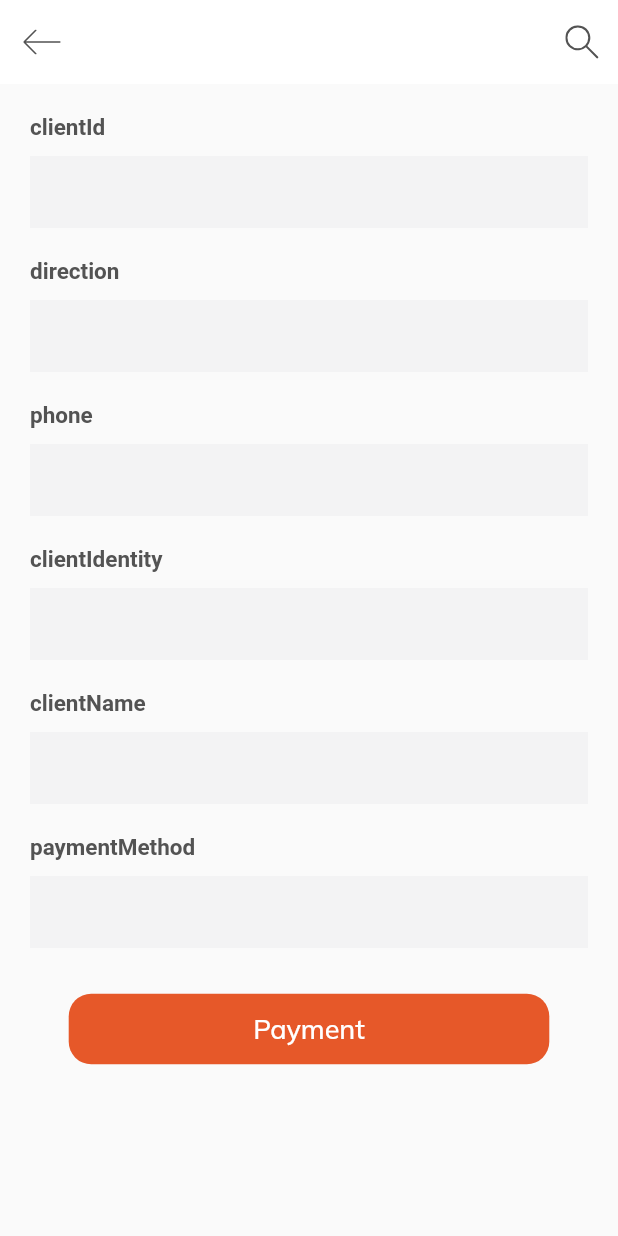
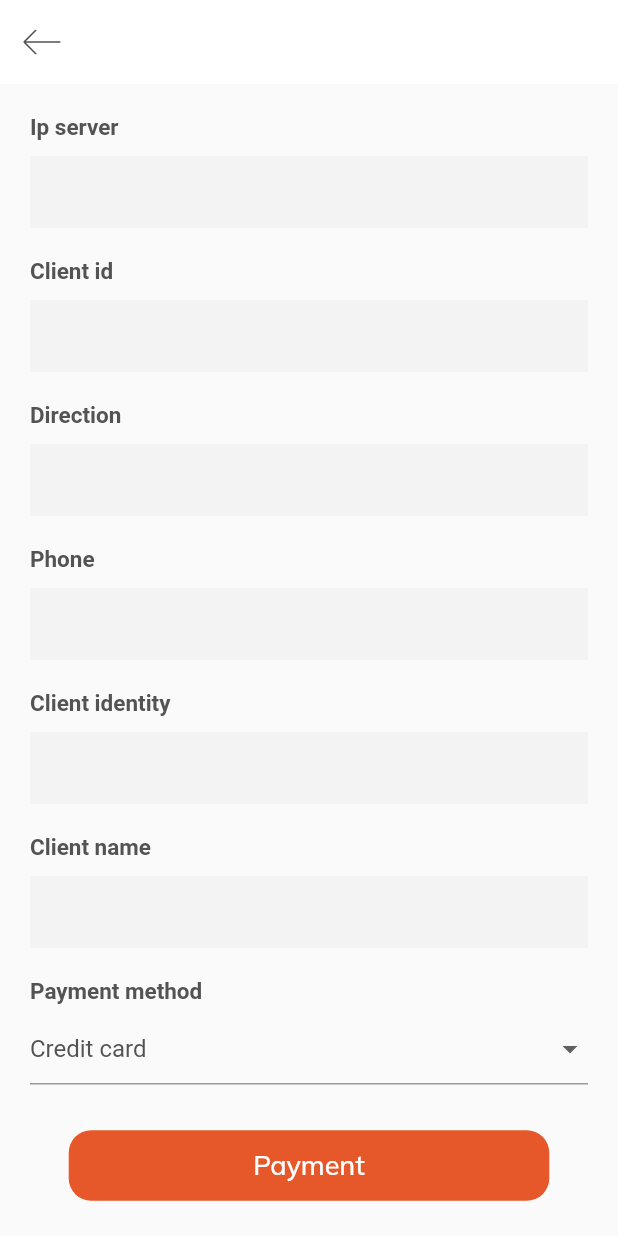
Before and after one commit to yeison34k/hiberus, a Flutter app: the PaymentPage screen opened directly, after a tap on "Payment", on a phone screen of 412 x 824 dp. Run offline on Flutter 3.47's test engine with Material 2 defaults, Android fonts, the phone set to English and light mode, and no system bars; our stand-ins replace flutter_svg, google_fonts, sqflite; accounts and stored records are empty; network calls fail; project files that could hold a hidden picture were left out.

Commit message:
update app hiberus

```diff
--- a/hiberus_app/lib/models/product.dart
+++ b/hiberus_app/lib/models/product.dart
@@ -1,3 +1,5 @@
+import 'dart:convert';
+
 import 'package:flutter/material.dart';
 
 class Product {
@@ -34,4 +36,20 @@ class Product {
         };
     }
 
+    static Map<String, dynamic> buidData(clientId, direction, phone, clientIdentity, clientName, paymentMethod, products) {
+      Map<String, dynamic> data = {
+        "order": {
+          "clientId": clientId,
+          "direction": direction,
+          "products": products
+        },
+        "bill" : {
+          "phone": phone,
+          "clientIdentity": clientIdentity,
+          "clientName": clientName,
+          "paymentMethod": paymentMethod
+        }
+      };
+      return data;
+    }
 }
--- a/hiberus_app/lib/providers/http.dart
+++ b/hiberus_app/lib/providers/http.dart
@@ -34,16 +34,13 @@ class HttpProvider {
     }
   };
 
-  guardar() async {
+  guardar(ip, request) async {
     var headers = {
       'Content-Type': 'application/json'
     };
-    var url = 'http://192.168.1.15:8989/api/payment';
-    var response = await post(url, body:  json.encode(example), headers: headers);
+    var url = 'http://'+ip+':8989/api/payment';
+    var response = await post(url, body:  json.encode(request), headers: headers);
     var data = jsonDecode(response.body);
-    print(data);
+    return data;
   }
-
-
-
 }
--- a/hiberus_app/lib/screens/details/detail_screen.dart
+++ b/hiberus_app/lib/screens/details/detail_screen.dart
@@ -29,10 +29,6 @@ class DetailScreen extends StatelessWidget {
                 }),
             actions: <Widget>[
                 IconButton(
-                    icon: SvgPicture.asset("assets/icons/search.svg", color: Colors.white),
-                    onPressed: () {},
-                ),
-                IconButton(
                     icon: SvgPicture.asset("assets/icons/cart.svg", color: Colors.white),
                     onPressed: () {
                         Navigator.push(context, MaterialPageRoute(builder: (context) => CartScreen()));
--- a/hiberus_app/lib/screens/home_screen.dart
+++ b/hiberus_app/lib/screens/home_screen.dart
@@ -24,10 +24,6 @@ class HomeScreen extends StatelessWidget {
               }),
           actions: <Widget>[
               IconButton(
-                  icon: SvgPicture.asset("assets/icons/search.svg", color: kTextColor),
-                  onPressed: () {},
-              ),
-              IconButton(
                   icon: SvgPicture.asset("assets/icons/cart.svg", color: kTextColor),
                   onPressed: () {
                       Navigator.push(context, MaterialPageRoute(builder: (context) => CartScreen()));
--- a/hiberus_app/lib/screens/payment/payment.dart
+++ b/hiberus_app/lib/screens/payment/payment.dart
@@ -1,7 +1,10 @@
 import 'package:flutter/material.dart';
 import 'package:flutter_svg/flutter_svg.dart';
 import 'package:hiberusapp/constants.dart';
+import 'package:hiberusapp/models/product.dart';
 import 'package:hiberusapp/providers/http.dart';
+import 'package:hiberusapp/providers/product_provider.dart';
+import 'package:hiberusapp/screens/bill/bill.dart';
 import 'package:hiberusapp/styles/light_color.dart';
 import 'package:hiberusapp/styles/theme.dart';
 import 'package:hiberusapp/widget/title_text.dart';
@@ -17,10 +20,43 @@ class PaymentPage extends StatefulWidget {
 }
 
 class _PaymentPageState extends State<PaymentPage> {
+    String paymentMethodValue = "Credit card";
+    List<Product> products;
+    HttpProvider httpProvider = HttpProvider.get();
+    ProductProvider productProvider = ProductProvider.get();
 
-    HttpProvider httpProvider = HttpProvider.get();
+    final ipController = TextEditingController();
+    final clientIdController = TextEditingController();
+    final directionController = TextEditingController();
+    final phoneController = TextEditingController();
+    final identityController = TextEditingController();
+    final nameController = TextEditingController();
+    final payMethodController = TextEditingController();
 
-    Widget _entryField(String title, {bool isPassword = false}) {
+    loadProducts() async {
+      var response = await productProvider.fechPorductsCart();
+      products = response;
+    }
+
+    @override
+    void initState() {
+      loadProducts();
+    }
+
+    @override
+    void dispose() {
+      // Limpia el controlador cuando el Widget se descarte
+      ipController.dispose();
+      clientIdController.dispose();
+      directionController.dispose();
+      phoneController.dispose();
+      identityController.dispose();
+      nameController.dispose();
+      payMethodController.dispose();
+      super.dispose();
+    }
+
+    Widget _entryField(String title, controller) {
         return Container(
             margin: EdgeInsets.symmetric(vertical: 10),
             child: Column(
@@ -34,20 +70,81 @@ class _PaymentPageState extends State<PaymentPage> {
                         height: 10,
                     ),
                     TextField(
-                        obscureText: isPassword,
-                        decoration: InputDecoration(
-                            border: InputBorder.none,
-                            fillColor: Color(0xfff3f3f4),
-                            filled: true))
+                      controller: controller,
+                      decoration: InputDecoration(
+                          border: InputBorder.none,
+                          fillColor: Color(0xfff3f3f4),
+                          filled: true))
                 ],
             ),
         );
     }
 
+    Widget _entryFieldDrop(String title, controller) {
+      return Container(
+        margin: EdgeInsets.symmetric(vertical: 10),
+        child: Column(
+          crossAxisAlignment: CrossAxisAlignment.start,
+          children: <Widget>[
+            Text(
+              title,
+              style: TextStyle(fontWeight: FontWeight.bold, fontSize: 15),
+            ),
+            SizedBox(
+              height: 5,
+            ),
+            new DropdownButtonFormField<String>(
+              value: paymentMethodValue,
+              items: <String>['Credit card', 'Cash payment'].map((String value) {
+                return new DropdownMenuItem<String>(
+                  value: value,
+                  child: new Text(value),
+                );
+              }).toList(),
+              onChanged: (String newValue) {
+                setState(() {
+                  paymentMethodValue = newValue;
+                });
+              },
+            ),
+          ],
+        ),
+      );
+    }
+
+    mappingProducts() async {
+      List<Map<String, dynamic>> productsResponse = new List();
+
+      if(products != null)
+        products.forEach((x) {
+          if(x!= null) {
+            Map<String, dynamic> row = {
+              "id": x.id,
+              "quantity": x.total,
+              "cost": x.total * x.price
+          };
+          productsResponse.add(row);
+        }
+      });
+
+      return productsResponse;
+    }
+
+    saveOrder() async {
+      var producs = await mappingProducts();
+      var dataRequest = Product.buidData(clientIdController.text,
+        directionController.text, phoneController.text,
+        identityController.text, nameController.text,
+        paymentMethodValue, producs);
+
+      var data = await httpProvider.guardar(ipController.text, dataRequest);
+      Navigator.push(context, MaterialPageRoute(builder: (context) => BillPage(data: data)));
+    }
+
     Widget _submitButton(BuildContext context) {
         return FlatButton(
             onPressed: () {
-                Navigator.push(context, MaterialPageRoute(builder: (context) => PaymentPage()));
+              saveOrder();
             },
             shape: RoundedRectangleBorder(borderRadius: BorderRadius.circular(15)),
             color: LightColor.orange,
@@ -66,12 +163,13 @@ class _PaymentPageState extends State<PaymentPage> {
     Widget _emailPasswordWidget() {
         return Column(
             children: <Widget>[
-                _entryField("clientId"),
-                _entryField("direction"),
-                _entryField("phone"),
-                _entryField("clientIdentity"),
-                _entryField("clientName"),
-                _entryField("paymentMethod"),
+              _entryField("Ip server", ipController),
+              _entryField("Client id", clientIdController),
+              _entryField("Direction", directionController),
+              _entryField("Phone", phoneController),
+              _entryField("Client identity", identityController),
+              _entryField("Client name", nameController),
+              _entryFieldDrop("Payment method", payMethodController),
             ],
         );
     }
@@ -102,7 +200,8 @@ class _PaymentPageState extends State<PaymentPage> {
                         ),
                     ],
                 ),
-            ));
+            )
+        );
     }
 
     AppBar _appBar(BuildContext context) {
@@ -114,12 +213,6 @@ class _PaymentPageState extends State<PaymentPage> {
                 onPressed: () {
                     Navigator.pop(context);
                 }),
-            actions: <Widget>[
-                IconButton(
-                    icon: SvgPicture.asset("assets/icons/search.svg", color: kTextColor),
-                    onPressed: () {},
-                ),
-            ]
         );
     }
 }
```
Also changed, not shown: hiberus_app/lib/screens/bill/bill.dart (added, +74 -0 lines), hiberus_app/lib/screens/cart/cart.dart (+6 -4 lines), hiberus_app/lib/screens/my_custom_form.dart (deleted, +0 -423 lines), steps/definition.png.
